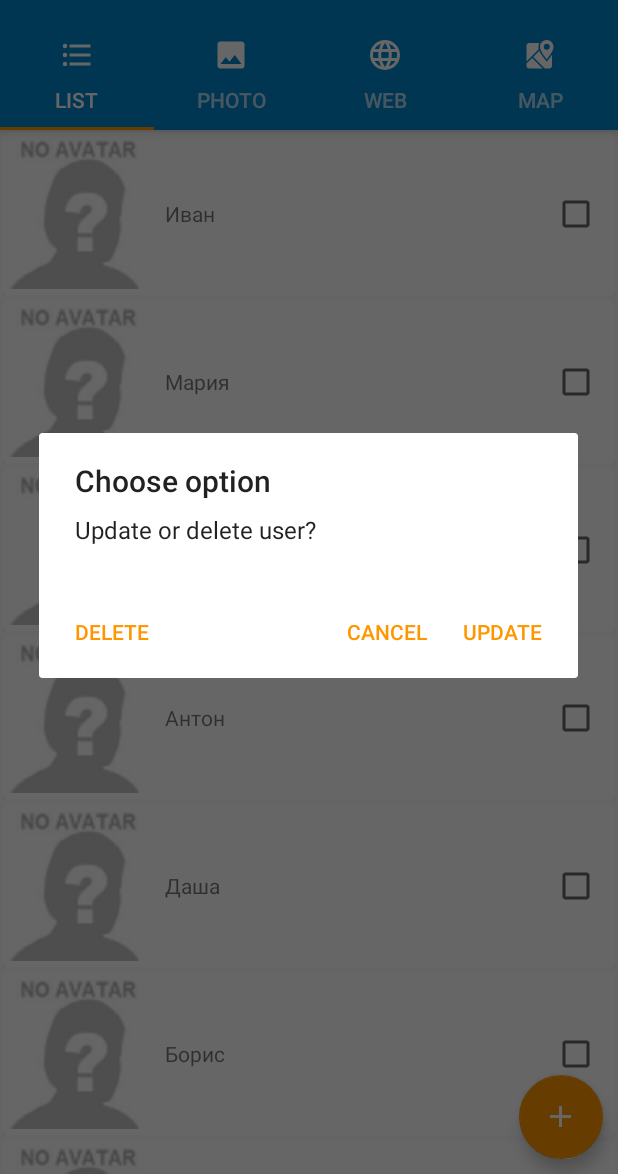
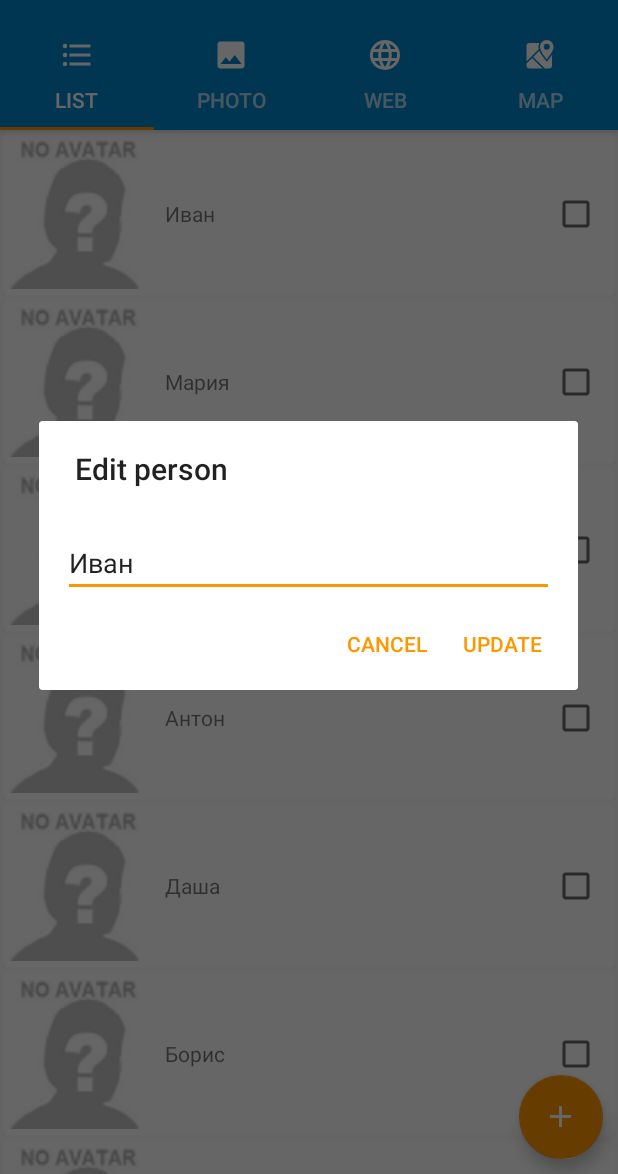
Before and after one commit to goodibunakov/TestForZennex2018, an Android app: the ListFragment screen opened directly, with no data from a screen before it, after a tap on "Иван", on a phone screen of 412 x 824 dp, the part 62-1236 px from its top. Run offline under Robolectric (Android 15) with nearby library versions, the light colour scheme and no system bars.

Commit message:
добавил редактирование по клику на элемент списка

```diff
--- a/app/src/main/java/ru/goodibunakov/testforzennex2018/adapters/PersonAdapter.java
+++ b/app/src/main/java/ru/goodibunakov/testforzennex2018/adapters/PersonAdapter.java
@@ -5,13 +5,13 @@ import android.content.DialogInterface;
 import android.os.Handler;
 import android.support.v7.app.AlertDialog;
 import android.support.v7.widget.RecyclerView;
-import android.util.Log;
 import android.util.SparseIntArray;
 import android.view.LayoutInflater;
 import android.view.View;
 import android.view.ViewGroup;
 import android.widget.CheckBox;
 import android.widget.CompoundButton;
+import android.widget.EditText;
 import android.widget.ImageView;
 import android.widget.TextView;
 
@@ -106,32 +106,31 @@ public class PersonAdapter extends RecyclerView.Adapter<PersonAdapter.ViewHolder
         holder.layout.setOnClickListener(new View.OnClickListener() {
             @Override
             public void onClick(View v) {
+                final String nameEditPerson = person.getName();
                 AlertDialog.Builder builder = new AlertDialog.Builder(context);
-                builder.setTitle("Choose option");
-                builder.setMessage("Update or delete user?");
-                builder.setPositiveButton("Update", new DialogInterface.OnClickListener() {
+                builder.setTitle(R.string.edit_title);
+                //builder.setMessage("Update or delete user?");
+                LayoutInflater inflater = (LayoutInflater) context.getSystemService(Context.LAYOUT_INFLATER_SERVICE);
+                View editLayout = inflater.inflate(R.layout.edit_layout, null);
+                final EditText edText2 = editLayout.findViewById(R.id.edit_text_edit_layout);
+                builder.setView(editLayout);
+                edText2.setText(nameEditPerson);
+                builder.setPositiveButton(R.string.btn_update, new DialogInterface.OnClickListener() {
                     @Override
                     public void onClick(DialogInterface dialog, int which) {
+                        if (edText2.getText().toString().equals(nameEditPerson)) dialog.dismiss();
+                        else {
+                            int clickedId = person.getId();
+                            Person updatedPerson = new Person(edText2.getText().toString(), 0);
+                            DatabaseHelper dbHelper = new DatabaseHelper(context);
+                            dbHelper.updatePerson(clickedId, context, updatedPerson);
 
-                        //go to update activity
-                        //goToUpdateActivity(person.getId());
-
+                            updateCheckStateList();
+                            postAndNotifyAdapter(new Handler(), recyclerView, PersonAdapter.this);
+                        }
                     }
                 });
-                builder.setNeutralButton("Delete", new DialogInterface.OnClickListener() {
-                    @Override
-                    public void onClick(DialogInterface dialog, int which) {
-//                        PersonDBHelper dbHelper = new PersonDBHelper(mContext);
-//                        dbHelper.deletePersonRecord(person.getId(), mContext);
-//
-//                        mPeopleList.remove(position);
-//                        mRecyclerV.removeViewAt(position);
-//                        notifyItemRemoved(position);
-//                        notifyItemRangeChanged(position, mPeopleList.size());
-//                        notifyDataSetChanged();
-                    }
-                });
-                builder.setNegativeButton("Cancel", new DialogInterface.OnClickListener() {
+                builder.setNegativeButton(R.string.btn_cancel, new DialogInterface.OnClickListener() {
                     @Override
                     public void onClick(DialogInterface dialog, int which) {
                         dialog.dismiss();
--- a/app/src/main/java/ru/goodibunakov/testforzennex2018/fragments/ListFragment.java
+++ b/app/src/main/java/ru/goodibunakov/testforzennex2018/fragments/ListFragment.java
@@ -131,14 +131,7 @@ public class ListFragment extends Fragment {
             }
         });
 
-        rv.setOnLongClickListener(new View.OnLongClickListener()
 
-        {
-            @Override
-            public boolean onLongClick(View view) {
-                return false;
-            }
-        });
         return v;
 
     }
@@ -146,7 +139,7 @@ public class ListFragment extends Fragment {
     @Override
     public void onResume() {
         super.onResume();
-
         adapter.notifyDataSetChanged();
     }
+
 }
--- a/app/src/main/res/layout/list_parsing.xml
+++ b/app/src/main/res/layout/list_parsing.xml
@@ -3,15 +3,15 @@
     xmlns:app="http://schemas.android.com/apk/res-auto"
     xmlns:tools="http://schemas.android.com/tools"
     android:layout_width="match_parent"
-    android:layout_height="match_parent"
+    android:layout_height="wrap_content"
     android:orientation="vertical"
-    android:padding="15dp">
+    android:padding="4dp">
 
     <android.support.v7.widget.CardView
         android:id="@+id/card_item_parsing"
         android:layout_width="match_parent"
         android:layout_height="wrap_content"
-        android:layout_marginBottom="@dimen/card_margin"
+
         app:contentPadding="@dimen/card_margin">
 
         <TextView
--- a/app/src/main/res/values/dimens.xml
+++ b/app/src/main/res/values/dimens.xml
@@ -3,7 +3,7 @@
     <dimen name="zoom_margin">46dp</dimen>
     <dimen name="activity_horizontal_margin">8dp</dimen>
     <dimen name="activity_vertical_margin">8dp</dimen>
-    <dimen name="card_margin">4dp</dimen>
+    <dimen name="card_margin">8dp</dimen>
     <dimen name="fab_margin">10dp</dimen>
     <dimen name="fab_margin_bottom">10dp</dimen>
 </resources>
--- /dev/null
+++ b/app/src/main/res/values/google_maps_api.xml
@@ -0,0 +1,5 @@
+<resources>
+    <string name="google_maps_key" templateMergeStrategy="preserve" translatable="false">
+AIzaSyAPdYnHiotMhoP-TYwYzAziREfuZEiNKHg
+</string>
+</resources>
--- a/app/src/main/res/values/strings.xml
+++ b/app/src/main/res/values/strings.xml
@@ -22,4 +22,7 @@
     <string name="btn_not">Sorry, no</string>
     <string name="btn_rev">Revert</string>
     <string name="add_title">ADD NEW PERSON</string>
+    <string name="edit_title">Edit person</string>
+    <string name="btn_update">Update</string>
+    <string name="btn_cancel">Cancel</string>
 </resources>
```
Also changed, not shown: app/src/main/res/layout/add_layout.xml (+8 -7 lines).
